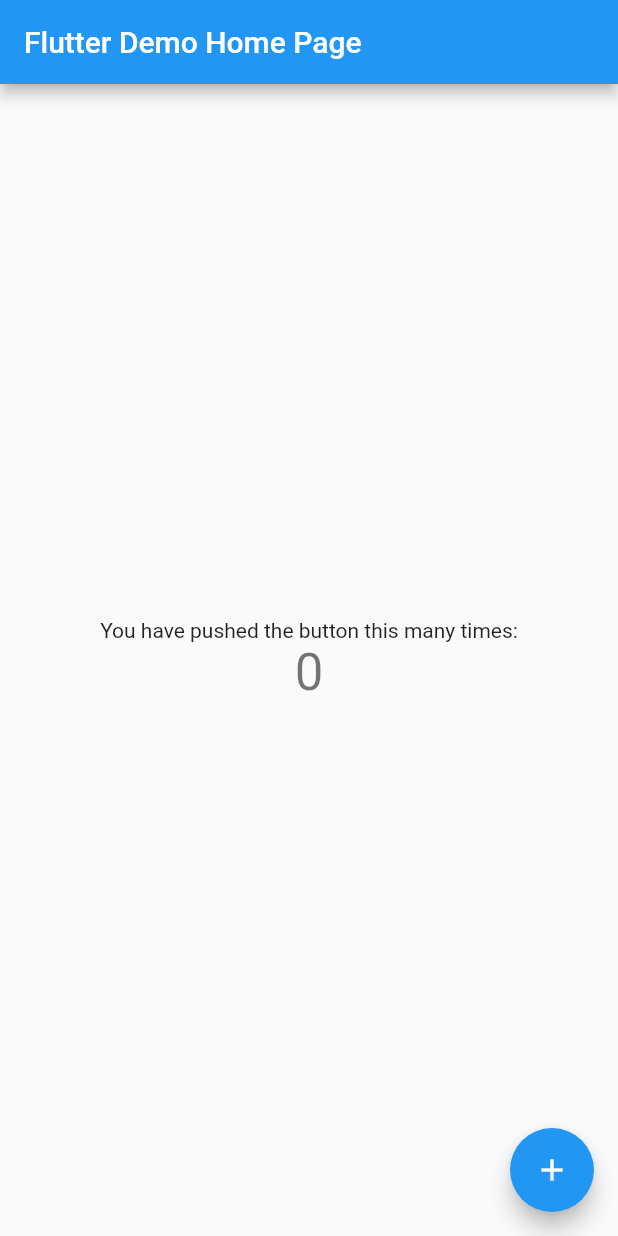
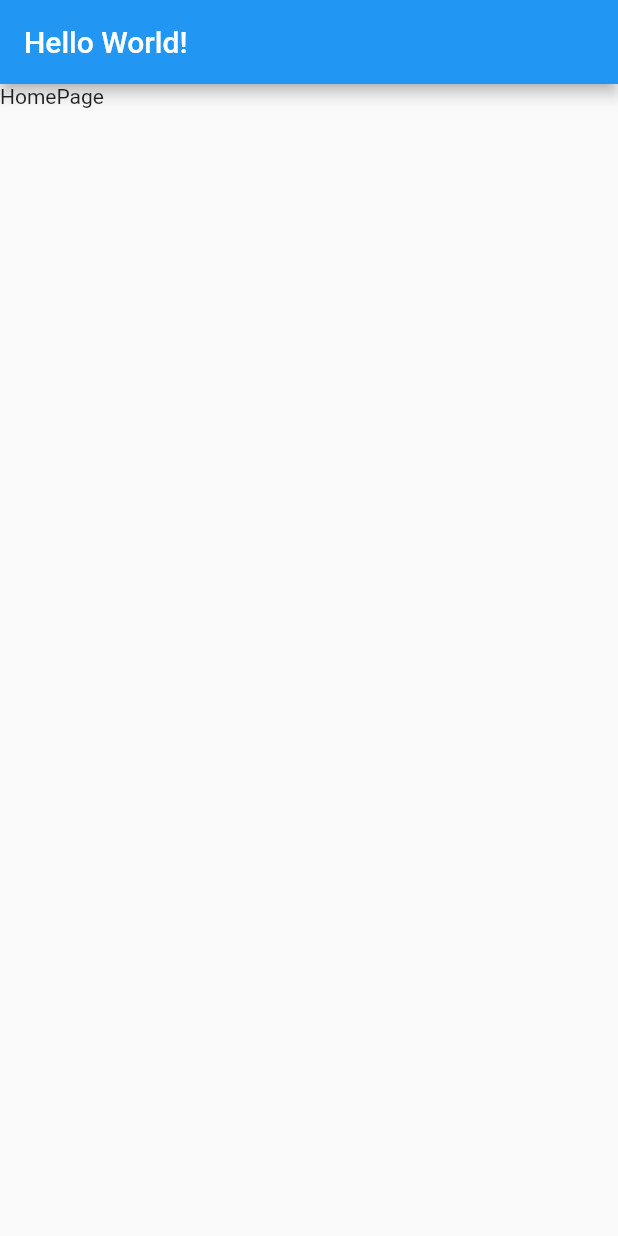
Before and after one commit to GG-highness/yumemi_flutter_codecheck, a Flutter app: the screen it shows after launch, on a phone screen of 412 x 824 dp. Run offline on Flutter 3.47's test engine with Material 2 defaults, Android fonts, the phone set to English and light mode, and no system bars; generated files the repository leaves out were written again.

Commit message:
add home_page

```diff
--- a/lib/main.dart
+++ b/lib/main.dart
@@ -1,68 +1,7 @@
 import 'package:flutter/material.dart';
+import 'src/app.dart';
 
 void main() {
-  runApp(const MyApp());
+  WidgetsFlutterBinding.ensureInitialized();
+  runApp(const App());
 }
-
-class MyApp extends StatelessWidget {
-  const MyApp({super.key});
-
-  // This widget is the root of your application.
-  @override
-  Widget build(BuildContext context) {
-    return MaterialApp(
-      title: 'Flutter Demo',
-      theme: ThemeData(
-        primarySwatch: Colors.blue,
-      ),
-      home: const MyHomePage(title: 'Flutter Demo Home Page'),
-    );
-  }
-}
-
-class MyHomePage extends StatefulWidget {
-  const MyHomePage({super.key, required this.title});
-
-  final String title;
-
-  @override
-  State<MyHomePage> createState() => _MyHomePageState();
-}
-
-class _MyHomePageState extends State<MyHomePage> {
-  int _counter = 0;
-
-  void _incrementCounter() {
-    setState(() {
-      _counter++;
-    });
-  }
-
-  @override
-  Widget build(BuildContext context) {
-    return Scaffold(
-      appBar: AppBar(
-        title: Text(widget.title),
-      ),
-      body: Center(
-        child: Column(
-          mainAxisAlignment: MainAxisAlignment.center,
-          children: <Widget>[
-            const Text(
-              'You have pushed the button this many times:',
-            ),
-            Text(
-              '$_counter',
-              style: Theme.of(context).textTheme.headlineMedium,
-            ),
-          ],
-        ),
-      ),
-      floatingActionButton: FloatingActionButton(
-        onPressed: _incrementCounter,
-        tooltip: 'Increment',
-        child: const Icon(Icons.add),
-      ), // This trailing comma makes auto-formatting nicer for build methods.
-    );
-  }
-}
--- /dev/null
+++ b/lib/src/app.dart
@@ -0,0 +1,29 @@
+import 'package:flutter/material.dart';
+import 'package:flutter_gen/gen_l10n/app_localizations.dart';
+import 'package:flutter_localizations/flutter_localizations.dart';
+import 'views/home_page.dart';
+
+class App extends StatelessWidget {
+  const App({super.key});
+
+  @override
+  Widget build(BuildContext context) {
+    return MaterialApp(
+      title: 'App',
+      localizationsDelegates: const [
+        AppLocalizations.delegate,
+        GlobalMaterialLocalizations.delegate,
+        GlobalWidgetsLocalizations.delegate,
+        GlobalCupertinoLocalizations.delegate,
+      ],
+      supportedLocales: const [
+        Locale('ja', ''),
+        Locale('en', ''),
+      ],
+      theme: ThemeData(
+        primarySwatch: Colors.blue,
+      ),
+      home: const HomePage(),
+    );
+  }
+}
--- /dev/null
+++ b/lib/src/views/home_page.dart
@@ -0,0 +1,17 @@
+import 'package:flutter/material.dart';
+import 'package:flutter_gen/gen_l10n/app_localizations.dart';
+
+class HomePage extends StatelessWidget {
+  const HomePage({super.key});
+
+  @override
+  Widget build(BuildContext context) {
+    return Scaffold(
+      appBar: AppBar(
+        /// fixme　確認用のtextです。今後削除いたします。
+        title: Text(AppLocalizations.of(context)!.helloWorld),
+      ),
+      body: const Text('HomePage'),
+    );
+  }
+}
```
Also changed, not shown: 1 other file.
